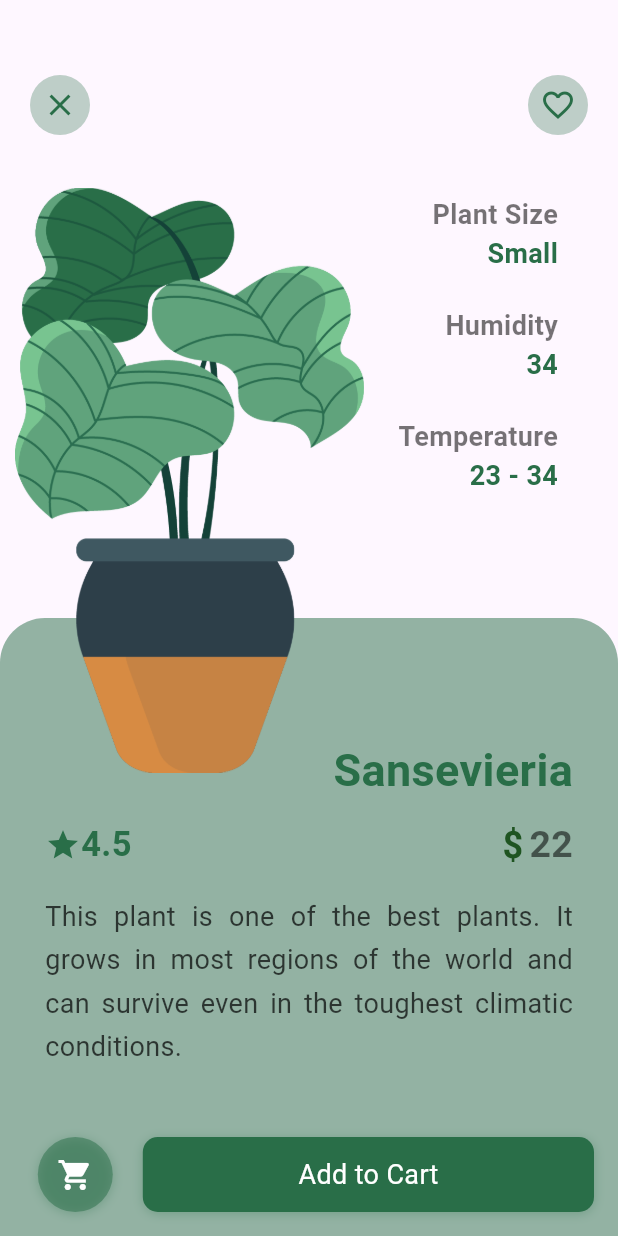
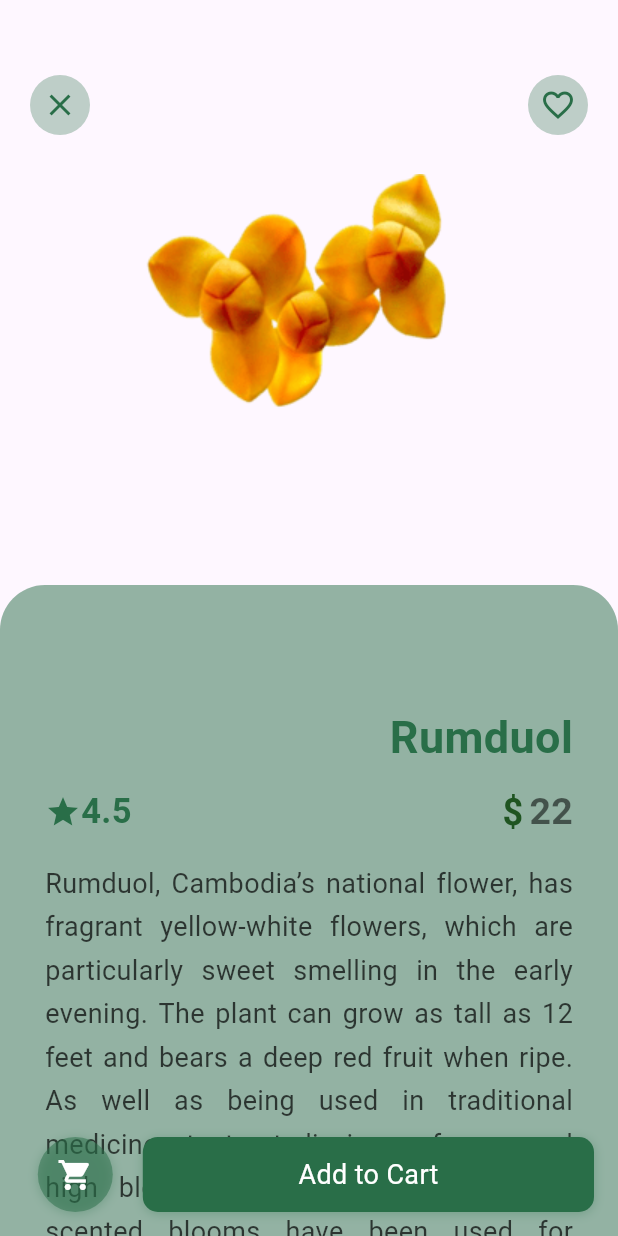
Before and after one commit to IsaacTalb/flutter-authenticate, a Flutter app: the DetailPage screen opened directly with empty values, on a phone screen of 412 x 824 dp. Run offline on Flutter 3.47's test engine with Material 3 defaults, Android fonts, the phone set to English and light mode, and no system bars; our stand-ins replace animated_bottom_navigation_bar, bloc, dartz, email_validator, equatable, firebase_auth and 6 more; missing offline and left inert: mobile_scanner; accounts and stored records are empty; Roboto replaces fonts that are missing (Verdana, iranSans).

Commit message:
Detail page update

```diff
--- a/lib/features/authentication/presentation/pages/models/plant.dart
+++ b/lib/features/authentication/presentation/pages/models/plant.dart
@@ -35,75 +35,75 @@ class Plant {
       plantId: 0,
       price: 22,
       category: 'Apartment',
-      plantName: 'Sansevieria',
+      plantName: 'Rumduol',
       size: 'Small',
       rating: 4.5,
       humidity: 34,
       temperature: '23 - 34',
-      imageURL: 'assets/images/plant-one.png',
+      imageURL: 'assets/images/Romdoul.png',
       isFavorated: false,
       description:
-          'This plant is one of the best plants. It grows in most regions of the world and can survive even in the toughest climatic conditions.',
+          'Rumduol, Cambodia’s national flower, has fragrant yellow-white flowers, which are particularly sweet smelling in the early evening. The plant can grow as tall as 12 feet and bears a deep red fruit when ripe. As well as being used in traditional medicines to treat dizziness, fevers, and high blood pressure, Rumduol’s sweet-scented blooms have been used for generations to produce lip wax for ladies. The flower is considered so pretty that its name is even used in the Khmer language when referring to a beautiful Cambodian woman.',
       isSelected: false,
     ),
     Plant(
       plantId: 1,
       price: 11,
       category: 'Workplace',
-      plantName: 'Philodendron',
+      plantName: 'Lemon Grass',
       size: 'Medium',
       rating: 4.8,
       humidity: 56,
       temperature: '19 - 22',
-      imageURL: 'assets/images/plant-two.png',
+      imageURL: 'assets/images/lemon-grass.png',
       isFavorated: false,
       description:
-          'This plant is one of the best plants. It grows in most regions of the world and can survive even in the toughest climatic conditions.',
+          'A ubiquitous ingredient in Khmer cuisine, lemongrass can be chopped up and used in a salad or with fresh vegetables and other dishes or crushed slightly, tied in a bunch, and soaked in soups to release its unmistakable Asian flavors.',
       isSelected: false,
     ),
     Plant(
       plantId: 2,
       price: 18,
       category: 'Apartment',
-      plantName: 'Coastal Daisy',
+      plantName: 'Nepenthes Holdenii',
       size: 'Large',
       rating: 4.7,
       humidity: 34,
       temperature: '22 - 25',
-      imageURL: 'assets/images/plant-three.png',
+      imageURL: 'assets/images/Nepenthes_Holdenii.png',
       isFavorated: false,
       description:
-          'This plant is one of the best plants. It grows in most parts of the world and can survive even in the toughest weather conditions.',
+          'And it seems Cambodia’s flora also has a sense of humor. Pictures of Nepenthes Holdenii, also known as the “Penis Plant,” have gone viral on the internet because of their amusing shape. However, the Cambodian Ministry of Environment has asked that people refrain from picking the phallic flora as it is extremely rare. As always, folks, take nothing away but a photo.',
       isSelected: false,
     ),
     Plant(
       plantId: 3,
       price: 30,
       category: 'Office',
-      plantName: 'Large Bluestem',
+      plantName: 'Rice Paddy Herb',
       size: 'Small',
       rating: 4.5,
       humidity: 35,
       temperature: '23 - 28',
-      imageURL: 'assets/images/plant-one.png',
+      imageURL: 'assets/images/Rice_Paddy_Herb.png',
       isFavorated: false,
       description:
-          'This plant is one of the best plants. It grows in most parts of the world and can survive even in the toughest weather conditions.',
+          'As its name suggests, this herb commonly grows in rice fields. It is used to give a tangy, lemony taste to soups.',
       isSelected: false,
     ),
     Plant(
       plantId: 4,
       price: 24,
       category: 'Recommended',
-      plantName: 'Large Bluestem',
+      plantName: 'Holy Basil',
       size: 'Large',
       rating: 4.1,
       humidity: 66,
       temperature: '12 - 16',
-      imageURL: 'assets/images/plant-four.png',
+      imageURL: 'assets/images/holybasil.png',
       isFavorated: false,
       description:
-          'This plant is one of the best plants. It grows in most parts of the world and can survive even in the toughest weather conditions.',
+          'Unavoidable in Thailand and Cambodia, holy basil is used in delicious stir-fried pork dishes and on other fresh vegetables for vegetarians who enjoy the taste.',
       isSelected: false,
     ),
     Plant(
--- a/lib/features/authentication/presentation/pages/screens/detail_page.dart
+++ b/lib/features/authentication/presentation/pages/screens/detail_page.dart
@@ -23,6 +23,54 @@ class _DetailPageState extends State<DetailPage> {
     return !isSelected;
   }
 
+  void addToCart(BuildContext context) {
+    setState(() {
+      bool isSelected = toggleIsSelected(Plant.plantList[widget.plantId].isSelected);
+      Plant.plantList[widget.plantId].isSelected = isSelected;
+
+      final List<Plant> addedToCartPlants = Plant.addedToCartPlants();
+      myCart = addedToCartPlants.toSet().toList();
+
+      showDialog(
+        context: context,
+        builder: (BuildContext context) {
+          return AlertDialog(
+            content: SingleChildScrollView(
+              child: Center(
+                child: Plant.plantList[widget.plantId].isSelected
+                    ? Text(
+                        'Plant ${Plant.plantList[widget.plantId].plantName} added to cart successfully',
+                        textAlign: TextAlign.justify,
+                        style: const TextStyle(
+                          fontFamily: 'CloudSoftB',
+                          fontWeight: FontWeight.bold,
+                          fontSize: 20,
+                        ),
+                      )
+                    : Text(
+                        'Plant ${Plant.plantList[widget.plantId].plantName} removed from cart successfully',
+                        textAlign: TextAlign.justify,
+                        style: const TextStyle(
+                          fontFamily: 'CloudSoftB',
+                          fontWeight: FontWeight.bold,
+                          fontSize: 20,
+                          color: Colors.white,
+                        ),
+                      ),
+              ),
+            ),
+            backgroundColor: Plant.plantList[widget.plantId].isSelected
+                ? Colors.greenAccent.withOpacity(0.9)
+                : Colors.redAccent.withOpacity(0.9),
+            shape: RoundedRectangleBorder(
+              borderRadius: BorderRadius.circular(20),
+            ),
+          );
+        },
+      );
+    });
+  }
+
   @override
   Widget build(BuildContext context) {
     Size size = MediaQuery.of(context).size;
@@ -31,75 +79,20 @@ class _DetailPageState extends State<DetailPage> {
     return Scaffold(
       body: Stack(
         children: [
-          // AppBar
-          Positioned(
-            top: 50,
-            left: 20,
-            right: 20,
-            child: Row(
-              mainAxisAlignment: MainAxisAlignment.spaceBetween,
+          SingleChildScrollView(
+            child: Column(
               children: [
-                // x Button
-                GestureDetector(
-                  onTap: () {
-                    Navigator.pop(context);
-                  },
-                  child: Container(
-                    height: 40,
-                    width: 40,
-                    decoration: BoxDecoration(
-                      borderRadius: BorderRadius.circular(50),
-                      color: Constants.primaryColor.withOpacity(0.3),
+                SizedBox(
+                  height: 390,
+                  child: Image.asset(plantList[widget.plantId].imageURL),
                 ),
-                    child: Icon(
-                      Icons.close,
-                      color: Constants.primaryColor,
-                    ),
-                  ),
-                ),
-                // Like Button
-                GestureDetector(
-                  onTap: () {
-                    setState(() {
-                      bool isFavorited = toggleIsFavorite(
-                          (plantList[widget.plantId].isFavorated));
-                      plantList[widget.plantId].isFavorated = isFavorited;
-                    });
-                  },
-                  child: Container(
-                    height: 40,
-                    width: 40,
-                    decoration: BoxDecoration(
-                      borderRadius: BorderRadius.circular(50),
-                      color: Constants.primaryColor.withOpacity(0.3),
-                    ),
-                    child: plantList[widget.plantId].isFavorated == true
-                        ? Icon(
-                            Icons.favorite,
-                            color: Constants.primaryColor,
-                          )
-                        : Icon(
-                            Icons.favorite_border_outlined,
-                            color: Constants.primaryColor,
-                          ),
-                  ),
-                ),
-              ],
-            ),
-          ),
-
-          Positioned(
-            bottom: 0,
-            left: 0,
-            right: 0,
-            child: Container(
+                Container(
                   padding: const EdgeInsets.only(
                     top: 80,
                     left: 30,
                     right: 30,
                   ),
-              height: size.height * 0.5,
-              width: size.width,
+                  height: size.height * 0.8,
                   decoration: BoxDecoration(
                     color: Constants.primaryColor.withOpacity(0.5),
                     borderRadius: const BorderRadius.only(
@@ -116,7 +109,8 @@ class _DetailPageState extends State<DetailPage> {
                           color: Constants.primaryColor,
                           fontFamily: 'Verdana',
                           fontSize: 30,
-                        fontWeight: FontWeight.bold),
+                          fontWeight: FontWeight.bold,
+                        ),
                       ),
                       const SizedBox(height: 10),
                       Row(
@@ -126,15 +120,13 @@ class _DetailPageState extends State<DetailPage> {
                             children: [
                               Icon(Icons.star, color: Constants.primaryColor),
                               Text(
-                            plantList[widget.plantId]
-                                .rating
-                                .toString()
-                                .englishNumber,
+                                plantList[widget.plantId].rating.toString().englishNumber,
                                 style: TextStyle(
                                   color: Constants.primaryColor,
                                   fontFamily: 'Verdana',
                                   fontSize: 23,
-                                fontWeight: FontWeight.bold),
+                                  fontWeight: FontWeight.bold,
+                                ),
                               ),
                             ],
                           ),
@@ -145,24 +137,21 @@ class _DetailPageState extends State<DetailPage> {
                                 child: Text(
                                   '\$',
                                   style: TextStyle(
-                                  fontSize: 24, // Adjust font size as needed
-                                  fontWeight: FontWeight
-                                      .bold, // Adjust font weight if necessary
-                                  color: Color.fromARGB(255, 31, 84,
-                                      33), // Adjust color if needed
+                                    fontSize: 24,
+                                    fontWeight: FontWeight.bold,
+                                    color: Color.fromARGB(255, 31, 84, 33),
                                   ),
-                              )),
+                                ),
+                              ),
                               const SizedBox(width: 4),
                               Text(
-                            plantList[widget.plantId]
-                                .price
-                                .toString()
-                                .englishNumber,
+                                plantList[widget.plantId].price.toString().englishNumber,
                                 style: TextStyle(
                                   color: Constants.blackColor,
                                   fontFamily: 'Verdana',
                                   fontSize: 25,
-                                fontWeight: FontWeight.bold),
+                                  fontWeight: FontWeight.bold,
+                                ),
                               ),
                             ],
                           ),
@@ -183,35 +172,10 @@ class _DetailPageState extends State<DetailPage> {
                     ],
                   ),
                 ),
-          ),
-
-          // Image
-          Positioned(
-            top: 125,
-            left: 10,
-            child: SizedBox(
-                height: 390,
-                child: Image.asset(plantList[widget.plantId].imageURL)),
-          ),
-          // Body
-          Positioned(
-            top: 100,
-            left: 20,
-            right: 20,
-            child: Container(
+                Container(
                   width: size.width * 0.8,
-              height: size.height * 0.8,
                   padding: const EdgeInsets.all(20),
-              child: Stack(
-                children: [
-                  // Feature
-                  Positioned(
-                    top: 10,
-                    right: 0,
-                    child: SizedBox(
-                      height: 200,
                   child: Column(
-                        mainAxisAlignment: MainAxisAlignment.spaceBetween,
                     crossAxisAlignment: CrossAxisAlignment.end,
                     children: [
                       PlantFeature(
@@ -220,23 +184,68 @@ class _DetailPageState extends State<DetailPage> {
                       ),
                       PlantFeature(
                         title: 'Humidity',
-                            plantFeature: plantList[widget.plantId]
-                                .humidity
-                                .toString()
-                                .englishNumber,
+                        plantFeature: plantList[widget.plantId].humidity.toString().englishNumber,
                       ),
                       PlantFeature(
                         title: 'Temperature',
-                            plantFeature: plantList[widget.plantId]
-                                .temperature
-                                .englishNumber,
+                        plantFeature: plantList[widget.plantId].temperature.englishNumber,
                       ),
                     ],
                   ),
                 ),
+              ],
+            ),
+          ),
+          Positioned(
+            top: 50,
+            left: 20,
+            right: 20,
+            child: Row(
+              mainAxisAlignment: MainAxisAlignment.spaceBetween,
+              children: [
+                GestureDetector(
+                  onTap: () {
+                    Navigator.pop(context);
+                  },
+                  child: Container(
+                    height: 40,
+                    width: 40,
+                    decoration: BoxDecoration(
+                      borderRadius: BorderRadius.circular(50),
+                      color: Constants.primaryColor.withOpacity(0.3),
+                    ),
+                    child: Icon(
+                      Icons.close,
+                      color: Constants.primaryColor,
+                    ),
+                  ),
+                ),
+                GestureDetector(
+                  onTap: () {
+                    setState(() {
+                      bool isFavorited = toggleIsFavorite(plantList[widget.plantId].isFavorated);
+                      plantList[widget.plantId].isFavorated = isFavorited;
+                    });
+                  },
+                  child: Container(
+                    height: 40,
+                    width: 40,
+                    decoration: BoxDecoration(
+                      borderRadius: BorderRadius.circular(50),
+                      color: Constants.primaryColor.withOpacity(0.3),
+                    ),
+                    child: plantList[widget.plantId].isFavorated
+                        ? Icon(
+                            Icons.favorite,
+                            color: Constants.primaryColor,
+                          )
+                        : Icon(
+                            Icons.favorite_border_outlined,
+                            color: Constants.primaryColor,
+                          ),
+                  ),
                 ),
               ],
-              ),
             ),
           ),
         ],
@@ -245,40 +254,27 @@ class _DetailPageState extends State<DetailPage> {
         width: size.width * 0.9,
         height: 50.0,
         child: Row(
-          // mainAxisAlignment: MainAxisAlignment.spaceBetween,
           children: [
             Container(
               height: 50,
               width: 50,
               decoration: BoxDecoration(
-                color: plantList[widget.plantId].isSelected
-                    ? Colors.redAccent.withOpacity(0.4)
-                    : Constants.primaryColor.withOpacity(0.5),
+                color: Constants.primaryColor.withOpacity(0.5),
                 borderRadius: BorderRadius.circular(50),
                 boxShadow: [
                   BoxShadow(
                     offset: const Offset(0.1, 1.1),
                     blurRadius: 5.0,
-                    color: plantList[widget.plantId].isSelected
-                        ? Colors.redAccent.withOpacity(0.4)
-                        : Constants.primaryColor.withOpacity(0.3),
+                    color: Constants.primaryColor.withOpacity(0.3),
                   ),
                 ],
               ),
               child: InkResponse(
                 onTap: () {
-                  setState(() {
-                    final List<Plant> addedToCartPlants =
-                        Plant.addedToCartPlants();
-
-                    myCart = addedToCartPlants.toSet().toList();
-                  });
                   Navigator.push(
                     context,
                     MaterialPageRoute(
-                      builder: (context) {
-                        return const RootPage(bottomIndex: 2);
-                      },
+                      builder: (context) => const RootPage(bottomIndex: 2),
                     ),
                   );
                 },
@@ -293,7 +289,7 @@ class _DetailPageState extends State<DetailPage> {
               child: Container(
                 height: 50,
                 decoration: BoxDecoration(
-                  color: Constants.primaryColor,
+                  color: plantList[widget.plantId].isSelected ? Colors.red : Constants.primaryColor,
                   borderRadius: BorderRadius.circular(10),
                   boxShadow: [
                     BoxShadow(
@@ -306,65 +302,11 @@ class _DetailPageState extends State<DetailPage> {
                 child: Center(
                   child: InkResponse(
                     onTap: () {
-                      // Add to cart
-                      setState(
-                        () {
-                          bool isSelected = toggleIsSelected(
-                              (plantList[widget.plantId].isSelected));
-                          plantList[widget.plantId].isSelected = isSelected;
-
-                          showDialog(
-                            context: context,
-                            builder: (BuildContext context) {
-                              // Future.delayed(const Duration(seconds: 2), () {
-                              //   Navigator.of(context).pop(true);
-                              // });
-                              return AlertDialog(
-                                content: SingleChildScrollView(
-                                  child: Center(
-                                    child: plantList[widget.plantId].isSelected
-                                        ? Text(
-                                            'Plant ${plantList[widget.plantId].plantName} added to cart successfully',
-                                            textAlign: TextAlign.justify,
-                                            textDirection: TextDirection.ltr,
+                      addToCart(context);
+                    },
+                    child: Text(
+                      plantList[widget.plantId].isSelected ? 'Remove from Cart' : 'Add to Cart',
                       style: const TextStyle(
-                                              fontFamily: 'CloudSoftB',
-                                              fontWeight: FontWeight.bold,
-                                              fontSize: 20,
-                                            ),
-                                          )
-                                        : Text(
-                                            'Plant${plantList[widget.plantId].plantName} removed from cart successfully',
-                                            textAlign: TextAlign.justify,
-                                            textDirection: TextDirection.ltr,
-                                            style: const TextStyle(
-                                              fontFamily: 'CloudSoftB',
-                                              fontWeight: FontWeight.bold,
-                                              fontSize: 20,
-                                              color: Colors.white,
-                                            ),
-                                          ),
-                                  ),
-                                ),
-                                backgroundColor:
-                                    plantList[widget.plantId].isSelected
-                                        ? Colors.greenAccent.withOpacity(0.9)
-                                        : Colors.redAccent.withOpacity(0.9),
-                                contentTextStyle: const TextStyle(
-                                    color: Colors.black, fontSize: 59),
-                                titleTextStyle: const TextStyle(
-                                    color: Color.fromARGB(255, 209, 28, 209)),
-                                shape: RoundedRectangleBorder(
-                                    borderRadius: BorderRadius.circular(20)),
-                              );
-                            },
-                          );
-                        },
-                      );
-                    },
-                    child: const Text(
-                      'Add to Cart',
-                      style: TextStyle(
                         color: Colors.white,
                         fontFamily: 'Verdana',
                         fontSize: 18,
@@ -384,34 +326,36 @@ class _DetailPageState extends State<DetailPage> {
 class PlantFeature extends StatelessWidget {
   final String title;
   final String plantFeature;
+
   const PlantFeature({
-    super.key,
+    Key? key,
     required this.title,
     required this.plantFeature,
-  });
+  }) : super(key: key);
 
   @override
   Widget build(BuildContext context) {
-    return Column(
-      crossAxisAlignment: CrossAxisAlignment.end,
+    return Padding(
+      padding: const EdgeInsets.symmetric(vertical: 8.0),
+      child: Row(
+        mainAxisAlignment: MainAxisAlignment.spaceBetween,
         children: [
           Text(
             title,
             style: TextStyle(
-              color: Constants.blackColor,
-              fontFamily: 'Verdana',
               fontSize: 18,
-              fontWeight: FontWeight.bold),
+              color: Colors.grey[600],
+            ),
           ),
           Text(
             plantFeature,
             style: TextStyle(
-              color: Constants.primaryColor,
-              fontFamily: 'Verdana',
               fontSize: 18,
-              fontWeight: FontWeight.bold),
+              color: Colors.black,
+            ),
           ),
         ],
+      ),
     );
   }
 }
```
Also changed, not shown: assets/images/Nepenthes_Holdenii.png (added), assets/images/Rice_Paddy_Herb.png (added), assets/images/Romdoul.png (added), assets/images/holybasil.png (added), assets/images/lemon-grass.png (added), 10 other files. Lines whose indentation alone changed are shown as unchanged.
